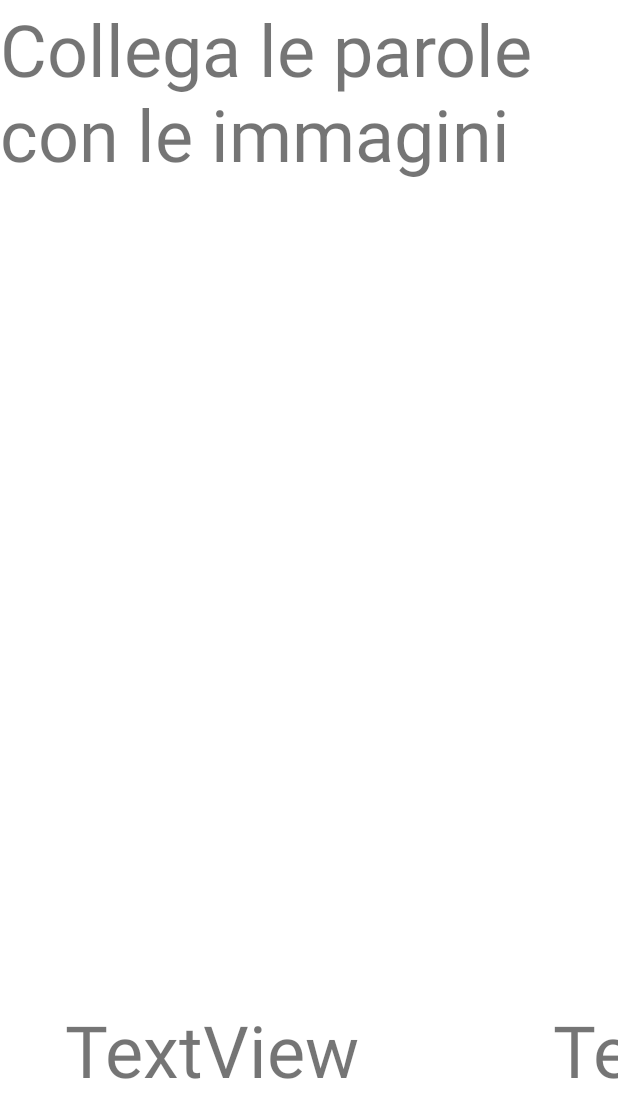
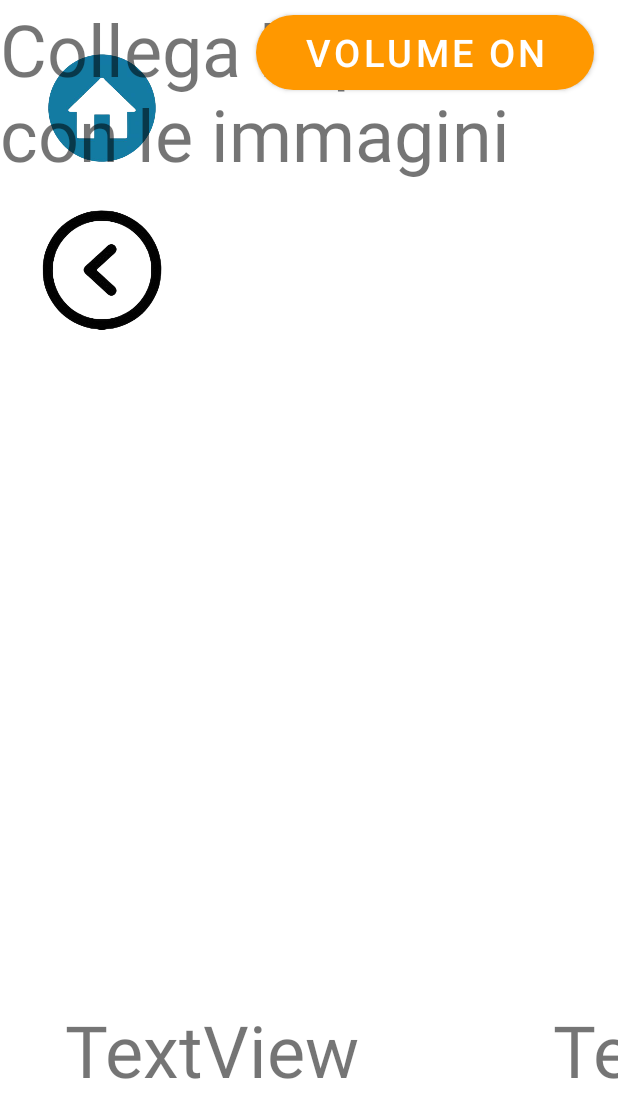
Before and after one commit to SirBatoio/MNEMOSINE_allena_la_memoria, an Android app: the Associazioni screen opened directly, with no data from a screen before it, on a phone screen of 412 x 824 dp. Shown: the top 1118 px of the screen. Run offline under Robolectric (Android 15) with nearby library versions, the phone set to English and light mode, and no system bars.

Commit message:
associazioni

```diff
--- a/app/src/main/res/layout/activity_associazioni.xml
+++ b/app/src/main/res/layout/activity_associazioni.xml
@@ -5,6 +5,41 @@
     android:layout_width="match_parent"
     android:layout_height="match_parent"
     tools:context=".Associazioni">
+
+    <Button
+        android:id="@+id/button2"
+        android:layout_width="225dp"
+        android:layout_height="62dp"
+        android:layout_marginTop="4dp"
+        android:layout_marginEnd="16dp"
+        android:onClick="cambiaVolume"
+        android:text="volume ON"
+        android:textSize="25sp"
+        app:cornerRadius="100dp"
+        app:layout_constraintEnd_toEndOf="parent"
+        app:layout_constraintTop_toTopOf="parent" />
+
+    <ImageView
+        android:id="@+id/imageView8"
+        android:layout_width="80dp"
+        android:layout_height="80dp"
+        android:layout_marginStart="28dp"
+        android:layout_marginTop="28dp"
+        android:onClick="indietro"
+        app:layout_constraintStart_toStartOf="parent"
+        app:layout_constraintTop_toBottomOf="@+id/imageView9"
+        app:srcCompat="@drawable/indietro" />
+
+    <ImageView
+        android:id="@+id/imageView9"
+        android:layout_width="80dp"
+        android:layout_height="80dp"
+        android:layout_marginStart="28dp"
+        android:layout_marginTop="32dp"
+        android:onClick="home"
+        app:layout_constraintStart_toStartOf="parent"
+        app:layout_constraintTop_toTopOf="parent"
+        app:srcCompat="@drawable/home" />
 
     <ImageView
         android:id="@+id/imageView4"
```
Also changed, not shown: app/src/main/java/com/example/mnemosine_allena_la_memoria/Associazioni.java (+37 -0 lines).
